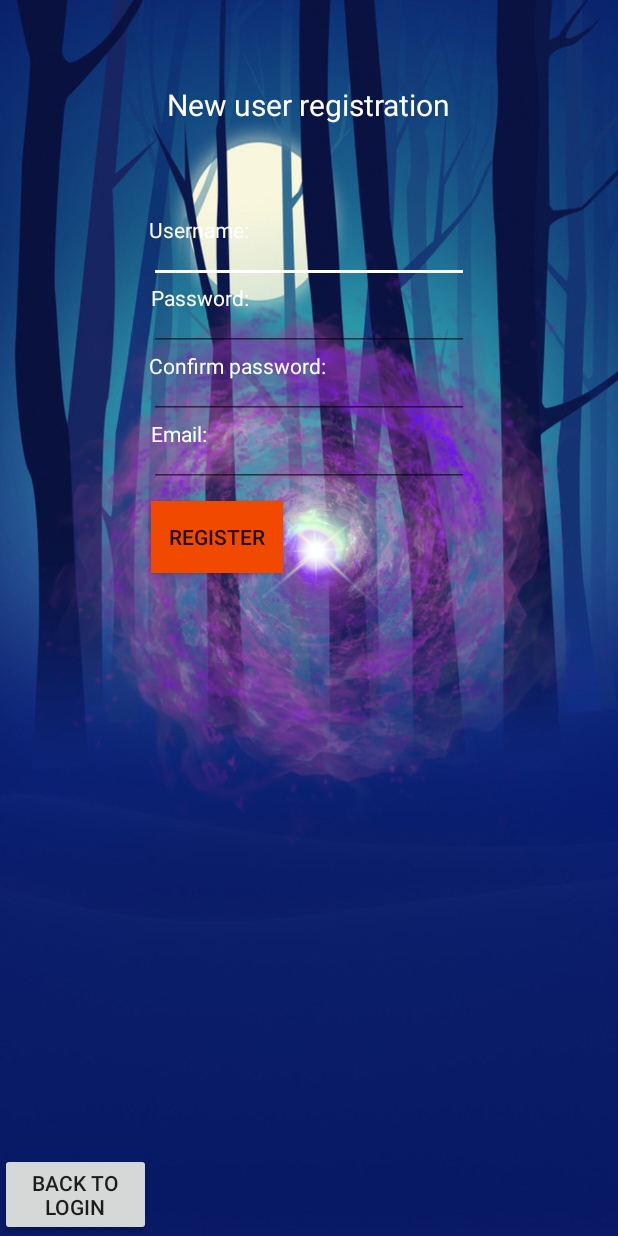
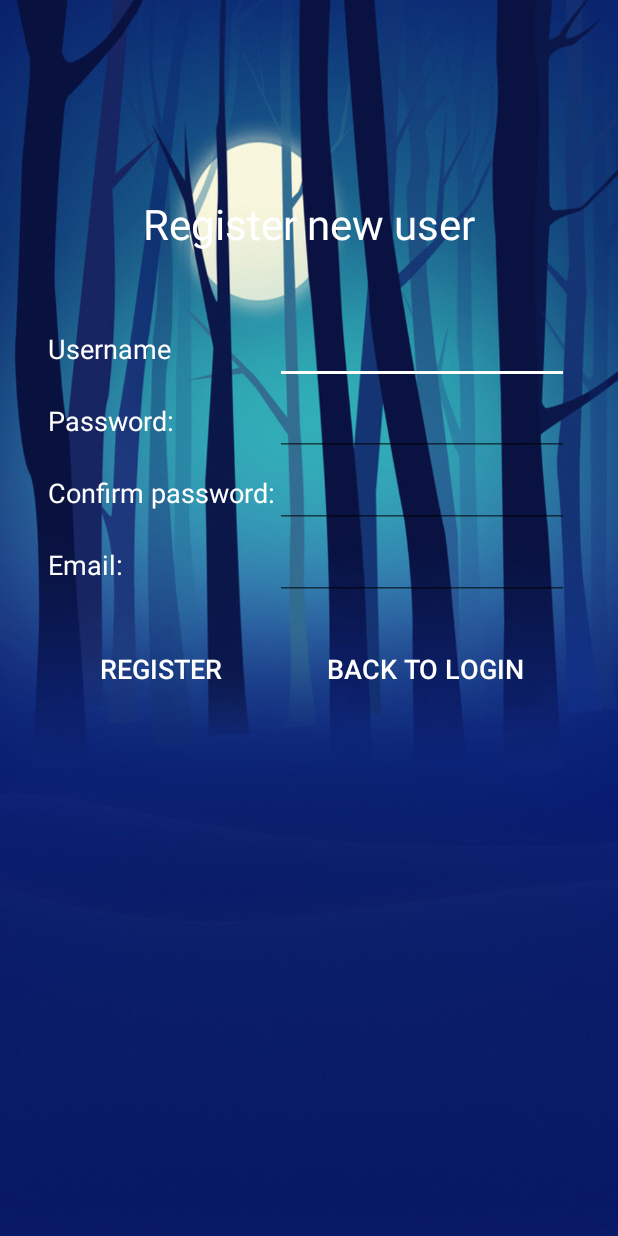
Before and after one commit to vytautasPovilaitis/android_pokemons, an Android app: the RegisterActivity screen opened directly, with no data from a screen before it, on a phone screen of 412 x 824 dp. Run offline under Robolectric (Android 15) with nearby library versions, the phone set to English and light mode, and no system bars.

Commit message:
sukurtas newEntryActivity ir visi stiliai

```diff
--- a/app/src/main/AndroidManifest.xml
+++ b/app/src/main/AndroidManifest.xml
@@ -17,7 +17,7 @@
             </intent-filter>
         </activity>
         <activity android:name=".RegisterActivity" />
-        <activity android:name=".RegisterNewEntry"></activity>
+        <activity android:name=".RegisterNewEntry" />
     </application>
 
 </manifest>
--- a/app/src/main/java/com/example/vytautas/myapplication/MainActivity.java
+++ b/app/src/main/java/com/example/vytautas/myapplication/MainActivity.java
@@ -1,8 +1,8 @@
 package com.example.vytautas.myapplication;
 
 import android.content.Intent;
+import android.os.Bundle;
 import android.support.v7.app.AppCompatActivity;
-import android.os.Bundle;
 import android.view.View;
 import android.widget.Button;
 import android.widget.CheckBox;
@@ -76,12 +76,11 @@ public class MainActivity extends AppCompatActivity {
         loginRememberMe.setChecked(user.isRememberedForLogin());
         if (user.isRememberedForLogin()) {
             etUsername.setText(user.getUsernameForLogin(), TextView.BufferType.EDITABLE);
-            etUsername.setText(user.getPasswordForLogin(), TextView.BufferType.EDITABLE);
+            etPassword.setText(user.getPasswordForLogin(), TextView.BufferType.EDITABLE);
         } else {
             etUsername.setText("", TextView.BufferType.EDITABLE);
             etPassword.setText("", TextView.BufferType.EDITABLE);
         }
-
     }
 
     public void initBtnRegister() {
--- a/app/src/main/res/layout/activity_register.xml
+++ b/app/src/main/res/layout/activity_register.xml
@@ -1,134 +1,149 @@
 <?xml version="1.0" encoding="utf-8"?>
-<RelativeLayout xmlns:android="http://schemas.android.com/apk/res/android"
-    xmlns:app="http://schemas.android.com/apk/res-auto"
+<LinearLayout xmlns:android="http://schemas.android.com/apk/res/android"
     xmlns:tools="http://schemas.android.com/tools"
     android:layout_width="match_parent"
     android:layout_height="match_parent"
     android:background="@drawable/background"
+    android:orientation="vertical"
     tools:context="com.example.vytautas.myapplication.MainActivity">
-
-    <ImageView
-        android:id="@+id/register_img"
-        android:layout_width="wrap_content"
-        android:layout_height="wrap_content"
-        android:layout_alignParentBottom="true"
-        android:layout_alignParentLeft="true"
-        android:layout_alignParentStart="true"
-        android:layout_marginBottom="77dp"
-        android:contentDescription="@string/description"
-        app:srcCompat="@drawable/registration_image" />
 
     <TextView
         android:id="@+id/register_tw_title"
         android:layout_width="wrap_content"
         android:layout_height="wrap_content"
-        android:layout_alignParentTop="true"
-        android:layout_centerHorizontal="true"
-        android:layout_marginTop="56dp"
-        android:text="@string/new_user_registration"
+        android:layout_gravity="center_horizontal"
+        android:layout_marginTop="130dp"
+        android:orientation="vertical"
         android:textColor="@color/white"
-        android:textSize="20sp" />
+        android:text="@string/register_tw_title"
+        android:textSize="28sp" />
+
+    <TableLayout
+        android:layout_width="wrap_content"
+        android:layout_height="wrap_content"
+        android:layout_gravity="center"
+        android:layout_marginTop="40dp">
+
+        <TableRow
+            android:id="@+id/register_tablerow1"
+            android:layout_width="fill_parent"
+            android:layout_height="fill_parent">
 
             <TextView
                 android:id="@+id/register_tw_username"
-        android:layout_width="wrap_content"
-        android:layout_height="wrap_content"
-        android:layout_alignLeft="@+id/register_et_username"
-        android:layout_alignStart="@+id/register_et_username"
-        android:layout_alignTop="@+id/register_et_username"
-        android:text="@string/registration_te_username"
-        android:textColor="@color/white" />
+                android:layout_height="26dp"
+                android:layout_column="1"
+                android:text="@string/register_tw_username"
+                android:textColor="@color/white"
+                android:textSize="18sp" />
 
             <EditText
                 android:id="@+id/register_et_username"
-        android:layout_width="wrap_content"
-        android:layout_height="wrap_content"
-        android:layout_below="@+id/register_tw_title"
-        android:layout_centerHorizontal="true"
-        android:layout_marginTop="60dp"
-        android:ems="10"
+                android:layout_width="196dp"
+                android:layout_column="2"
                 android:inputType="textPersonName"
-        android:textColor="@color/white" />
+                android:textColor="@color/white"
+                android:textSize="20sp" />
+        </TableRow>
+
+        <TableRow
+            android:id="@+id/register_tablerow2"
+            android:layout_width="fill_parent"
+            android:layout_height="fill_parent">
+
+            <TextView
+                android:id="@+id/register_tw_password1"
+                android:layout_height="26dp"
+                android:layout_column="1"
+                android:text="@string/register_tw_password1"
+                android:textColor="@color/white"
+                android:textSize="18sp" />
 
             <EditText
                 android:id="@+id/register_et_password1"
-        android:layout_width="wrap_content"
-        android:layout_height="wrap_content"
-        android:layout_below="@+id/register_et_username"
-        android:layout_centerHorizontal="true"
-        android:ems="10"
+                android:layout_width="196dp"
+                android:layout_column="2"
                 android:inputType="textPassword"
-        android:textColor="@color/white" />
+                android:textColor="@color/white"
+                android:textSize="20sp" />
+        </TableRow>
+
+        <TableRow
+            android:id="@+id/register_tablerow3"
+            android:layout_width="fill_parent"
+            android:layout_height="fill_parent">
+
+            <TextView
+                android:id="@+id/register_tw_password2"
+                android:layout_height="26dp"
+                android:layout_column="1"
+                android:text="@string/register_tw_password2"
+                android:textColor="@color/white"
+                android:textSize="18sp" />
 
             <EditText
                 android:id="@+id/register_et_password2"
-        android:layout_width="wrap_content"
-        android:layout_height="wrap_content"
-        android:layout_below="@+id/register_et_password1"
-        android:layout_centerHorizontal="true"
-        android:ems="10"
+                android:layout_width="196dp"
+                android:layout_column="2"
                 android:inputType="textPassword"
-        android:textColor="@color/white" />
+                android:textColor="@color/white"
+                android:textSize="20sp" />
+        </TableRow>
+
+        <TableRow
+            android:id="@+id/register_tablerow4"
+            android:layout_width="fill_parent"
+            android:layout_height="fill_parent">
 
             <TextView
-        android:id="@+id/register_tw_password1"
-        android:layout_width="wrap_content"
-        android:layout_height="wrap_content"
-        android:layout_alignEnd="@+id/register_tw_username"
-        android:layout_alignRight="@+id/register_tw_username"
-        android:layout_below="@+id/register_et_username"
-        android:text="@string/register_tw_password1"
-        android:textColor="@color/white" />
-
-    <TextView
-        android:id="@+id/register_tw_password2"
-        android:layout_width="wrap_content"
-        android:layout_height="wrap_content"
-        android:layout_alignLeft="@+id/register_et_password1"
-        android:layout_alignStart="@+id/register_et_password1"
-        android:layout_alignTop="@+id/register_et_password2"
-        android:text="@string/register_tw_password2"
-        android:textColor="@color/white" />
+                android:id="@+id/register_tw_email"
+                android:layout_height="26dp"
+                android:layout_column="1"
+                android:text="@string/register_tw_email"
+                android:textAlignment="viewStart"
+                android:textColor="@color/white"
+                android:textSize="18sp" />
 
             <EditText
                 android:id="@+id/register_et_email"
+                android:layout_width="196dp"
+                android:layout_column="2"
+                android:inputType="textEmailAddress"
+                android:textAlignment="viewStart"
+                android:textColor="@color/white"
+                android:textSize="20sp" />
+        </TableRow>
+
+        <TableRow
             android:layout_width="wrap_content"
-        android:layout_height="wrap_content"
-        android:layout_below="@+id/register_et_password2"
-        android:layout_centerHorizontal="true"
-        android:ems="10"
-        android:inputType="textEmailAddress"
-        android:textColor="@color/white" />
-
-    <TextView
-        android:id="@+id/register_tw_email"
-        android:layout_width="wrap_content"
-        android:layout_height="wrap_content"
-        android:layout_alignLeft="@+id/register_tw_password1"
-        android:layout_alignStart="@+id/register_tw_password1"
-        android:layout_below="@+id/register_et_password2"
-        android:text="@string/register_tw_email"
-        android:textColor="@color/white" />
+            android:layout_height="wrap_content">
 
             <Button
                 android:id="@+id/register_bt_register"
-        android:layout_width="wrap_content"
-        android:layout_height="wrap_content"
-        android:layout_alignLeft="@+id/register_tw_email"
-        android:layout_alignStart="@+id/register_tw_email"
-        android:layout_below="@+id/register_tw_email"
-        android:layout_marginTop="35dp"
-        android:background="@color/orange"
-        android:text="@string/register_bt_register" />
+                android:layout_width="68dp"
+                android:layout_height="61dp"
+                android:layout_column="1"
+                android:layout_margin="15dp"
+                android:background="?android:attr/selectableItemBackground"
+                android:padding="15dp"
+                android:text="@string/register"
+                android:textColor="@color/white"
+                android:textSize="18sp" />
 
             <Button
                 android:id="@+id/register_bt_back"
-        android:layout_width="wrap_content"
-        android:layout_height="wrap_content"
-        android:layout_alignParentBottom="true"
-        android:layout_toLeftOf="@+id/register_bt_register"
-        android:layout_toStartOf="@+id/register_bt_register"
-        android:text="@string/back_to_login" />
+                android:layout_width="87dp"
+                android:layout_height="60dp"
+                android:layout_column="1"
+                android:layout_margin="15dp"
+                android:background="?android:attr/selectableItemBackground"
+                android:padding="15dp"
+                android:text="@string/register_bt_backToLogin"
+                android:textAlignment="viewEnd"
+                android:textColor="@color/white"
+                android:textSize="18sp" />
 
+        </TableRow>
+    </TableLayout>
 
-</RelativeLayout>
+</LinearLayout>
--- a/app/src/main/res/values/strings.xml
+++ b/app/src/main/res/values/strings.xml
@@ -12,7 +12,7 @@
     <string name="login_empty_password">Password field is empty</string>
     <string name="new_user_registration">New user registration</string>
     <string name="main_activity_title">User registration system</string>
-    <string name="registration_te_username">Username:</string>
+    <string name="register_et_username">Username:</string>
     <string name="register_tw_password1">Password:</string>
     <string name="register_tw_password2">Confirm password:</string>
     <string name="register_tw_email">Email:</string>
@@ -30,7 +30,7 @@
     <string name="pokemon_weigth">Weigth</string>
     <string name="pokemon_heigth">Heigth</string>
     <string name="pokemon_name">Name</string>
-    <string name="pokemon_id">Id</string>
+    <string name="pokemon_owner">Owner</string>
     <string name="register_label"> Register new user</string>
     <string name="login_label">Login</string>
     <string name="registerNewEntry_label">Add new pokemon</string>
@@ -39,10 +39,14 @@
     <string name="pokemon_power_strong">Strong</string>
     <string name="combat_power">Combat Power</string>
     <string name="pokemon_abilities">Abilities</string>
-    <string name="pokemon_useless">Useless</string>
+    <string name="pokemon_not_fat">Not fat</string>
     <string name="pokemon_twoHeads">Two heads</string>
     <string name="pokemon_vegan">Vegan</string>
     <string name="pokemon_type">Pokemon type</string>
+    <string name="choose_your_pokemon_type">Choose your pokemon type</string>
+    <string name="register_tw_username">Username</string>
+    <string name="register_tw_title">Register new user</string>
+    <string name="register_bt_backToLogin">Back to login</string>
 
 
     description
```
Also changed, not shown: app/src/main/java/com/example/vytautas/myapplication/RegisterNewEntry.java (+5 -4 lines), app/src/main/res/layout-v21/activity_main.xml (+9 -6 lines), app/src/main/res/layout/activity_register_new_entry.xml (+83 -84 lines), app/src/main/res/layout/register_new_entry_spinner_layout.xml (added, +8 -0 lines), app/src/main/res/values/styles.xml (+7 -2 lines). Lines whose indentation alone changed are shown as unchanged.
